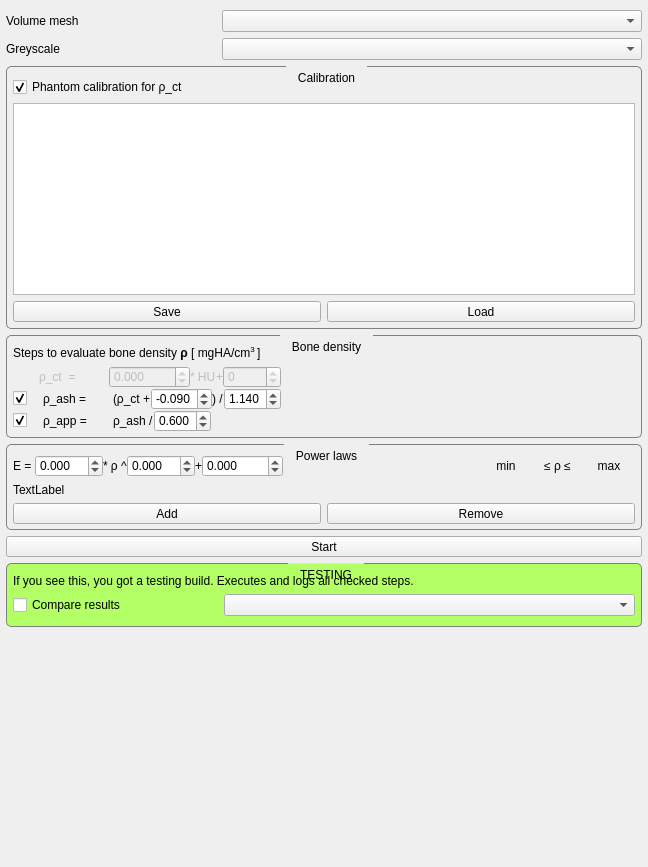
araex/mitk-gem, file src/internal/MaterialMappingViewControls.ui: the form before one commit.
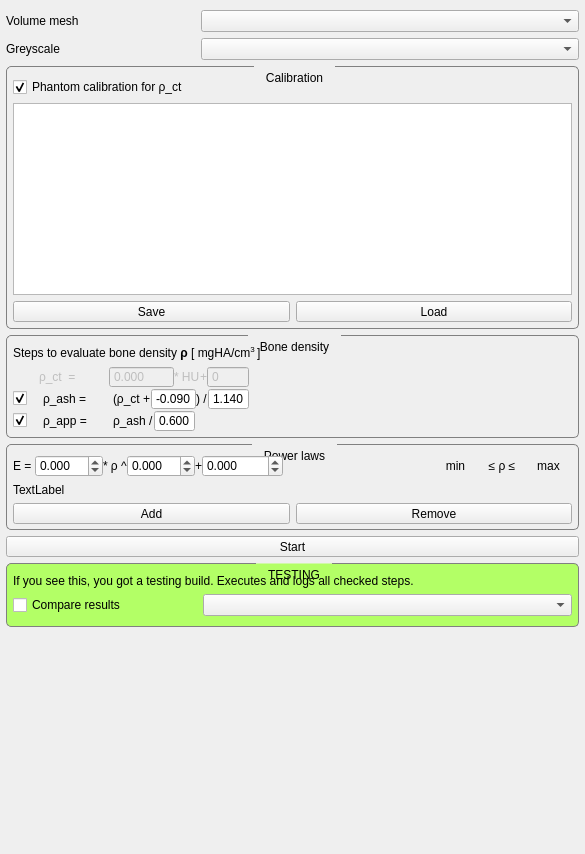
The form after the commit. Custom widgets are drawn as their Qt base class.

Commit message: added power law spin boxes

Patch:
```diff
--- a/src/internal/MaterialMappingViewControls.ui
+++ b/src/internal/MaterialMappingViewControls.ui
@@ -6,8 +6,8 @@
    <rect>
     <x>0</x>
     <y>0</y>
-    <width>648</width>
-    <height>867</height>
+    <width>585</width>
+    <height>854</height>
    </rect>
   </property>
   <property name="minimumSize">
@@ -368,6 +368,12 @@
                 </item>
                 <item>
                  <widget class="QDoubleSpinBox" name="linEQSlopeSpinBox">
+                  <property name="frame">
+                   <bool>true</bool>
+                  </property>
+                  <property name="buttonSymbols">
+                   <enum>QAbstractSpinBox::NoButtons</enum>
+                  </property>
                   <property name="decimals">
                    <number>3</number>
                   </property>
@@ -398,6 +404,9 @@
                 </item>
                 <item>
                  <widget class="QDoubleSpinBox" name="linEQOffsetSpinBox">
+                  <property name="buttonSymbols">
+                   <enum>QAbstractSpinBox::NoButtons</enum>
+                  </property>
                   <property name="decimals">
                    <number>0</number>
                   </property>
@@ -500,6 +509,9 @@
                 </item>
                 <item>
                  <widget class="QDoubleSpinBox" name="rhoAshOffsetSpinBox">
+                  <property name="buttonSymbols">
+                   <enum>QAbstractSpinBox::NoButtons</enum>
+                  </property>
                   <property name="decimals">
                    <number>3</number>
                   </property>
@@ -526,6 +538,12 @@
                 </item>
                 <item>
                  <widget class="QDoubleSpinBox" name="rhoAshDivisorSpinBox">
+                  <property name="readOnly">
+                   <bool>false</bool>
+                  </property>
+                  <property name="buttonSymbols">
+                   <enum>QAbstractSpinBox::NoButtons</enum>
+                  </property>
                   <property name="decimals">
                    <number>3</number>
                   </property>
@@ -637,6 +655,9 @@
                 </item>
                 <item>
                  <widget class="QDoubleSpinBox" name="rhoAppDivisorSpinBox">
+                  <property name="buttonSymbols">
+                   <enum>QAbstractSpinBox::NoButtons</enum>
+                  </property>
                   <property name="decimals">
                    <number>3</number>
                   </property>
@@ -864,6 +885,11 @@
 
 QDoubleSpinBox {
 	font: small &quot;Courier New&quot;;
+}
+
+QWidget {
+	margin: 0px;
+	padding: 0px;
 }</string>
           </property>
           <layout class="QVBoxLayout" name="verticalLayout_10">
```
The commit also changes 2 other files.
